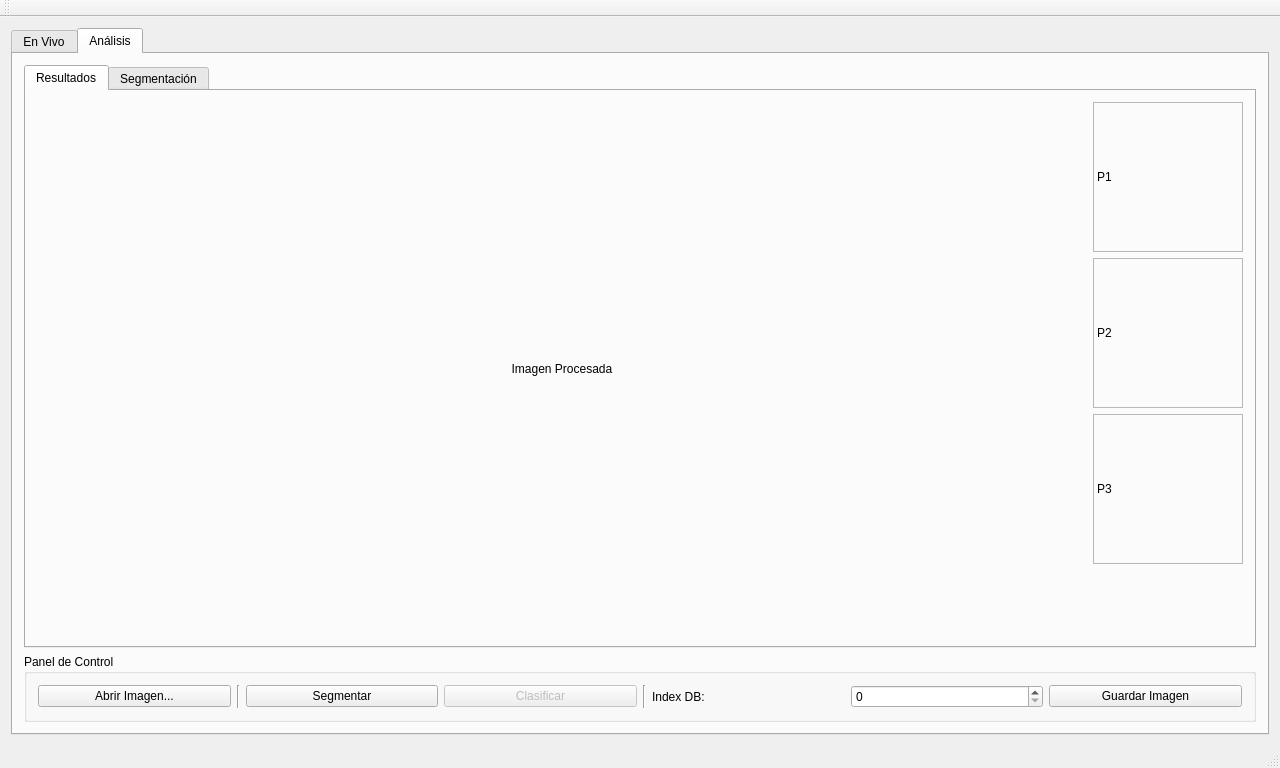
Old version of the form ProyectoPSM/ProyectoPSM/ProyectoPSM.ui in the repository jlacostaarpide/Proyecto_Vision_Artificial.
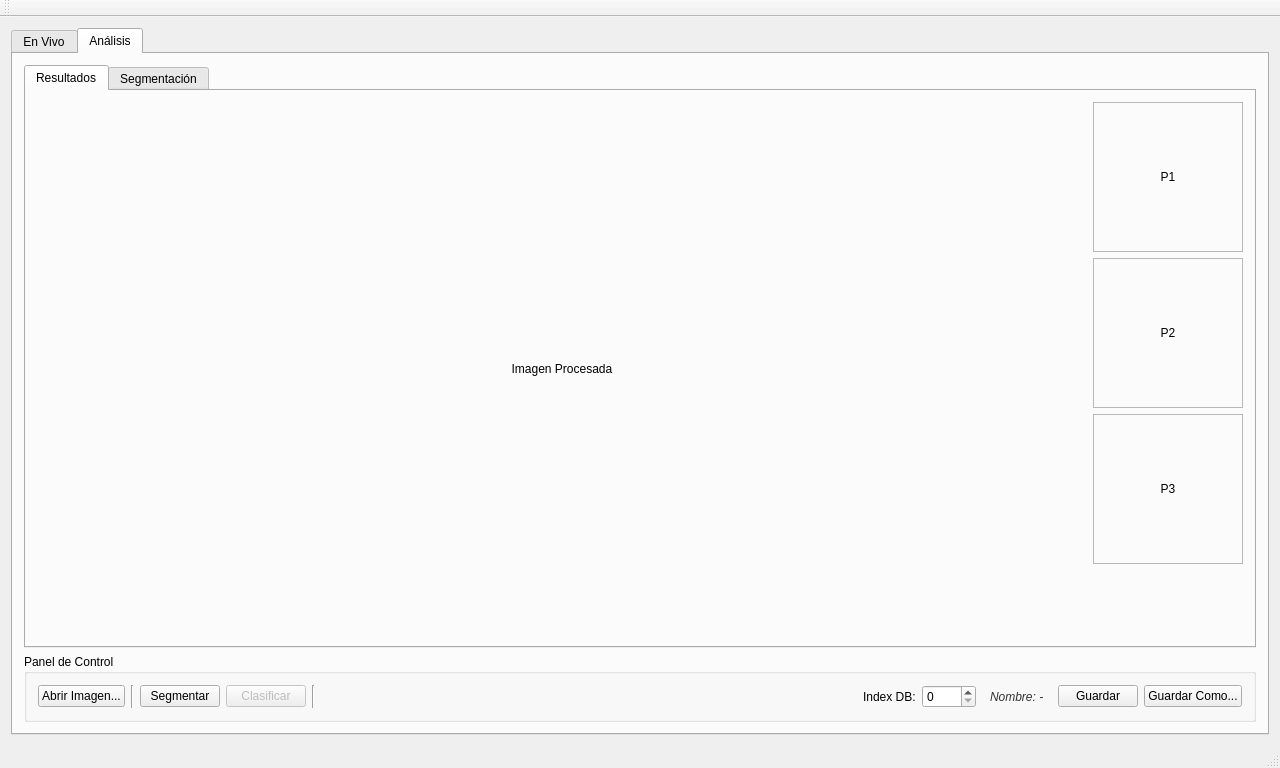
New version of the form.

Commit message: Añadir boton de guardar como

```diff
--- a/ProyectoPSM/ProyectoPSM/ProyectoPSM.ui
+++ b/ProyectoPSM/ProyectoPSM/ProyectoPSM.ui
@@ -290,6 +290,9 @@
                 <property name="scaledContents">
                  <bool>false</bool>
                 </property>
+                <property name="alignment">
+                 <set>Qt::AlignCenter</set>
+                </property>
                </widget>
               </item>
               <item>
@@ -315,6 +318,9 @@
                 <property name="scaledContents">
                  <bool>false</bool>
                 </property>
+                <property name="alignment">
+                 <set>Qt::AlignCenter</set>
+                </property>
                </widget>
               </item>
               <item>
@@ -340,6 +346,9 @@
                 <property name="scaledContents">
                  <bool>false</bool>
                 </property>
+                <property name="alignment">
+                 <set>Qt::AlignCenter</set>
+                </property>
                </widget>
               </item>
               <item>
@@ -487,6 +496,21 @@
              </property>
             </widget>
            </item>
+
+           <item>
+            <spacer name="horizontalSpacer">
+             <property name="orientation">
+              <enum>Qt::Horizontal</enum>
+             </property>
+             <property name="sizeHint" stdset="0">
+              <size>
+               <width>40</width>
+               <height>20</height>
+              </size>
+             </property>
+            </spacer>
+           </item>
+
            <item>
             <widget class="QLabel" name="labelDB">
              <property name="text">
@@ -501,10 +525,27 @@
              </property>
             </widget>
            </item>
+           <item>
+            <widget class="QLabel" name="lblImageName">
+             <property name="text">
+              <string>Nombre: -</string>
+             </property>
+             <property name="styleSheet">
+              <string>color: #333; font-style: italic; margin-left: 5px; margin-right: 5px;</string>
+             </property>
+            </widget>
+           </item>
            <item>
             <widget class="QPushButton" name="pbtnGuardar">
              <property name="text">
-              <string>Guardar Imagen</string>
+              <string>Guardar</string>
+             </property>
+            </widget>
+           </item>
+           <item>
+            <widget class="QPushButton" name="btnGuardarComo">
+             <property name="text">
+              <string>Guardar Como...</string>
              </property>
             </widget>
            </item>
```
Left out of the diff: 68 changed lines with no effect on the pictures. The commit also changes 7 other files.
